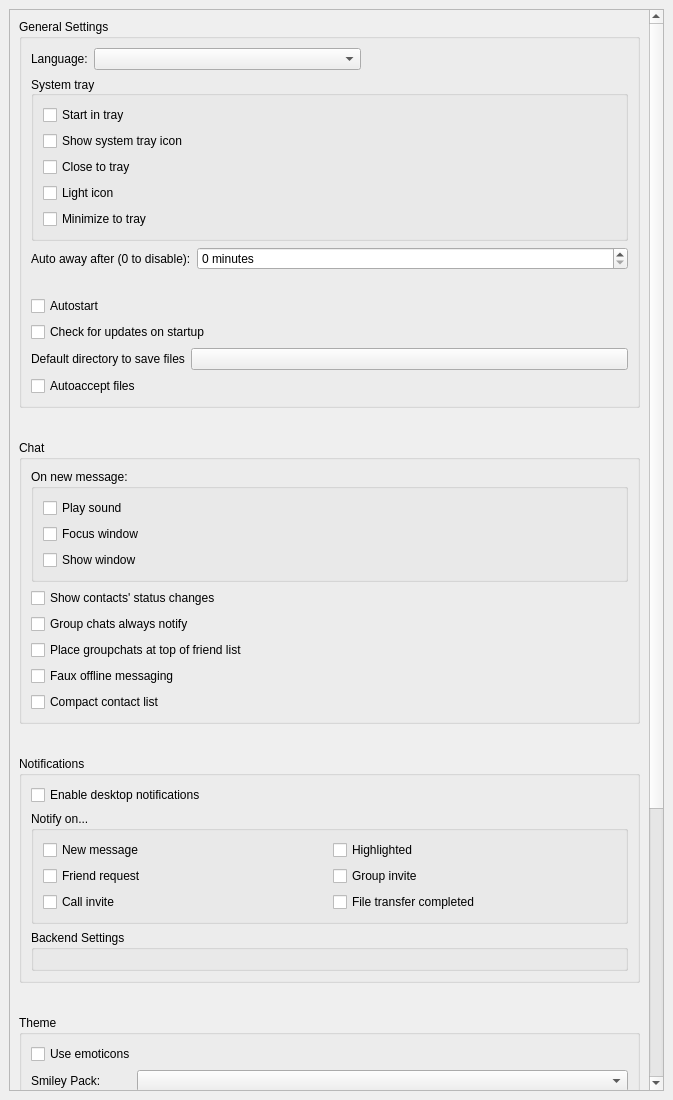
The window that src/widget/form/settings/generalsettings.ui (qTox/qTox) describes before a commit, drawn with Qt 5.
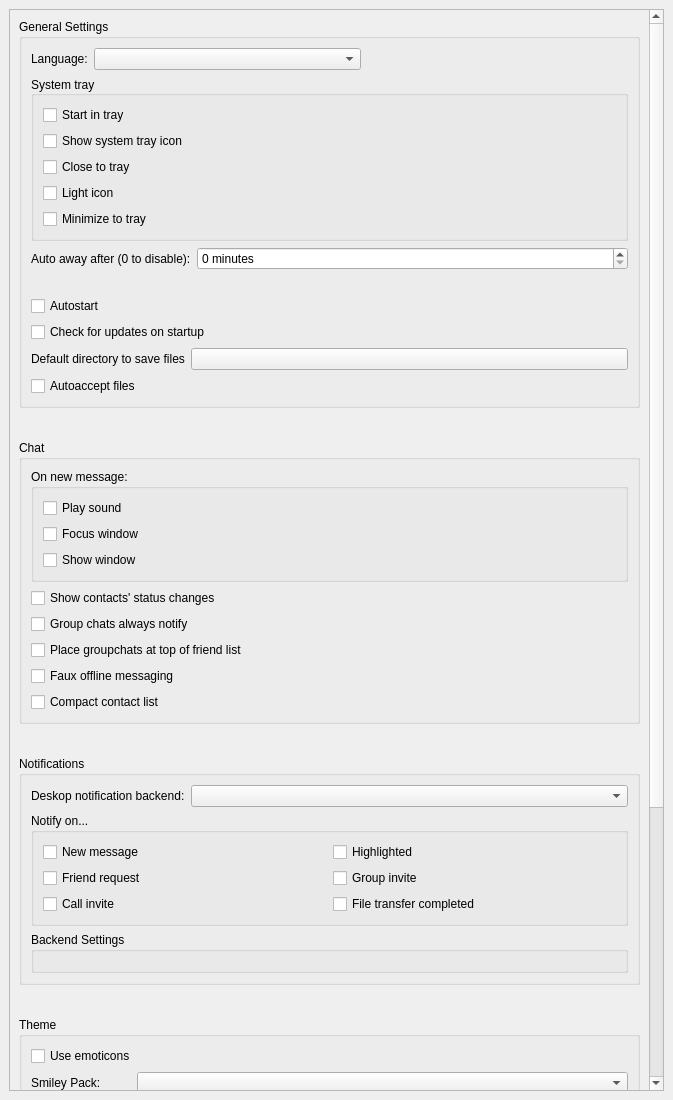
The same window after the commit. Custom widgets are drawn as their Qt base class.

Commit message: Notifications: Allow multiple notification backends

```diff
--- a/src/widget/form/settings/generalsettings.ui
+++ b/src/widget/form/settings/generalsettings.ui
@@ -38,9 +38,9 @@
       <property name="geometry">
        <rect>
         <x>0</x>
-        <y>-631</y>
+        <y>-713</y>
         <width>639</width>
-        <height>1789</height>
+        <height>1793</height>
        </rect>
       </property>
       <layout class="QVBoxLayout" name="verticalLayout_4" stretch="0,0,0,0,1">
@@ -415,11 +415,25 @@
          </property>
          <layout class="QVBoxLayout" name="verticalLayout_6">
           <item>
-           <widget class="QCheckBox" name="cbDesktopNotifications">
-            <property name="text">
-             <string>Enable desktop notifications</string>
-            </property>
-           </widget>
+           <layout class="QHBoxLayout" name="horizontalLayout_5">
+            <item>
+             <widget class="QLabel" name="desktopNotificationLabel">
+              <property name="text">
+               <string>Deskop notification backend:</string>
+              </property>
+             </widget>
+            </item>
+            <item>
+             <widget class="QComboBox" name="desktopNotifications">
+              <property name="sizePolicy">
+               <sizepolicy hsizetype="Expanding" vsizetype="Fixed">
+                <horstretch>0</horstretch>
+                <verstretch>0</verstretch>
+               </sizepolicy>
+              </property>
+             </widget>
+            </item>
+           </layout>
           </item>
           <item>
            <widget class="QGroupBox" name="notificationEnableGroup">
```
Left out of the diff: 2 changed lines with no effect on the pictures. The commit also changes 8 other files.
